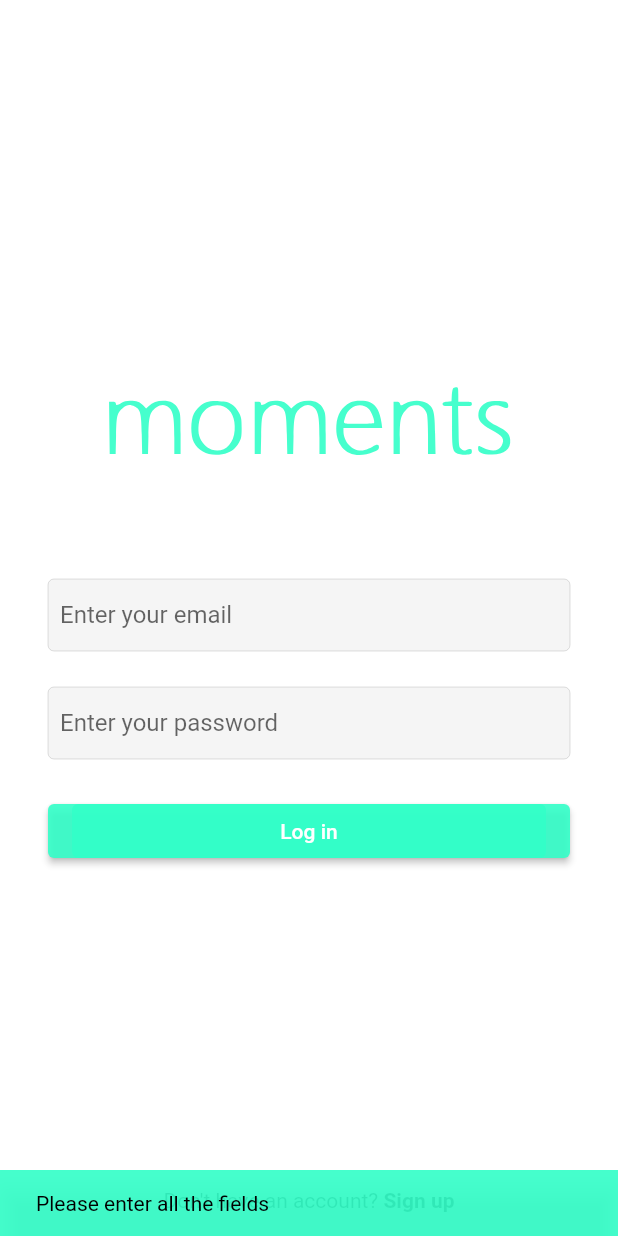
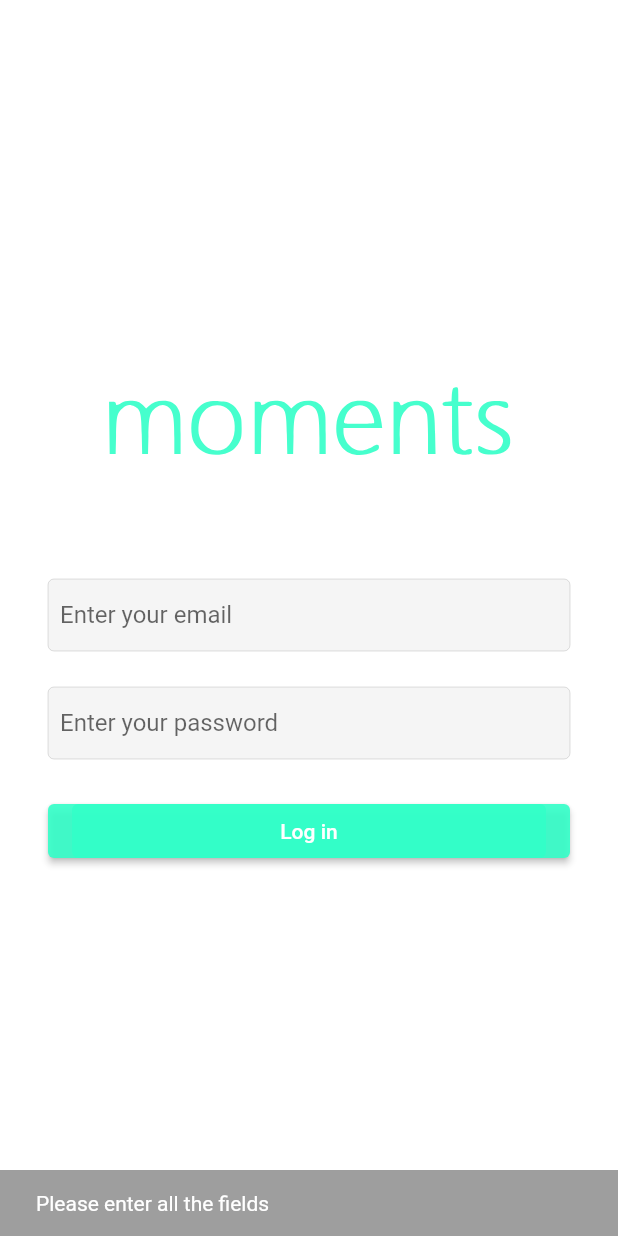
Before and after one commit to raphaelantoniocampos/moments, a Flutter app: the screen it shows after launch, after a tap on "Log in", on a phone screen of 412 x 824 dp. Run offline on Flutter 3.47's test engine with Material 2 defaults, Android fonts, the phone set to English and light mode, and no system bars; our stand-ins replace camera, cloud_firestore, firebase_auth, firebase_core, firebase_storage, flutter_svg and 3 more; accounts and stored records are empty.

```diff
--- a/lib/main.dart
+++ b/lib/main.dart
@@ -1,4 +1,5 @@
 import 'package:camera/camera.dart';
+import 'package:firebase_auth/firebase_auth.dart';
 import 'package:firebase_core/firebase_core.dart';
 import 'package:flutter/foundation.dart';
 import 'package:flutter/material.dart';
@@ -57,15 +58,31 @@ class MomentsApp extends StatelessWidget {
                   backgroundColor: MaterialStateProperty.all(primaryColor))),
           colorScheme:
           ColorScheme.fromSwatch().copyWith(secondary: greenColor)),
-      home: const LoginScreen(),
+      home: StreamBuilder(
+        stream: FirebaseAuth.instance.idTokenChanges(),
+        builder: (context, snapshot) {
+          if (snapshot.connectionState == ConnectionState.active) {
+            if (snapshot.hasData) {
+              return const ResponsiveLayout(
+                  mobileScreenLayout: MobileScreenLayout(),
+                  webScreenLayout: WebScreenLayout());
+            } else if (snapshot.hasError) {
+              return Center(child: Text('${snapshot.error}'),);
+            }
+          } else if (snapshot.connectionState == ConnectionState.waiting) {
+            return const Center(
+              child: CircularProgressIndicator(color: Colors.white,),);
+          }
+          return const LoginScreen();
+        },
+      ),
+
+      // const LoginScreen(),
 
       // CameraScreen(startWithRearCamera: false,),
 
       // const SignUpScreen(),
 
-      // ResponsiveLayout(
-      //   mobileScreenLayout: MobileScreenLayout(),
-      //   webScreenLayout: WebScreenLayout(),
 
       routes: {
     '/login_screen': (context) => const LoginScreen(),
--- a/lib/resources/auth_methods.dart
+++ b/lib/resources/auth_methods.dart
@@ -62,6 +62,13 @@ class AuthMethods {
       if(e.code== 'wrong-password'){
         res = 'Wrong password';
       }
+      if(e.code== 'invalid-email'){
+        res = 'Invalid email';
+      }
+      if(e.code== 'user-not-found'){
+        res = 'User not found';
+      }
+      print(e.code);
     }
     catch (err) {
       res = err.toString();
--- a/lib/utils/utils.dart
+++ b/lib/utils/utils.dart
@@ -5,8 +5,8 @@ showSnackBar(String content, BuildContext context) {
   ScaffoldMessenger.of(context).showSnackBar(SnackBar(
     content: Text(
       content,
-      style: TextStyle(color: Colors.black),
+      style: const TextStyle(color: Colors.white),
     ),
-    backgroundColor: primaryColor,
+    backgroundColor: secondaryColor,
   ));
 }
```
Also changed, not shown: lib/screens/login_screen.dart (+9 -1 lines), lib/screens/sign_up_screen.dart (+8 -0 lines). Lines whose indentation alone changed are shown as unchanged.
